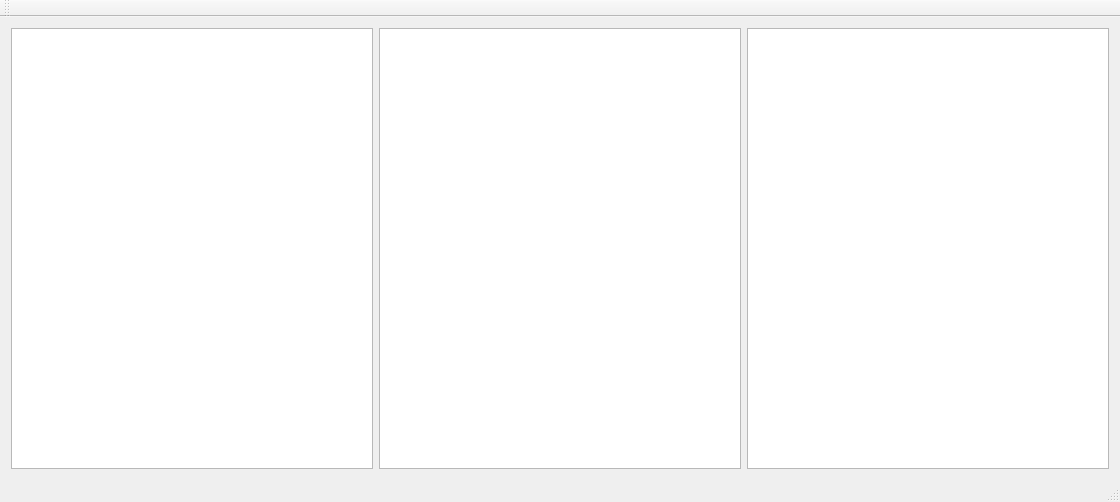
The window that FrameWorkCode/DiffView.ui (UDAAN-LEAP/leap-pe-tool) describes before a commit, drawn with Qt 5.
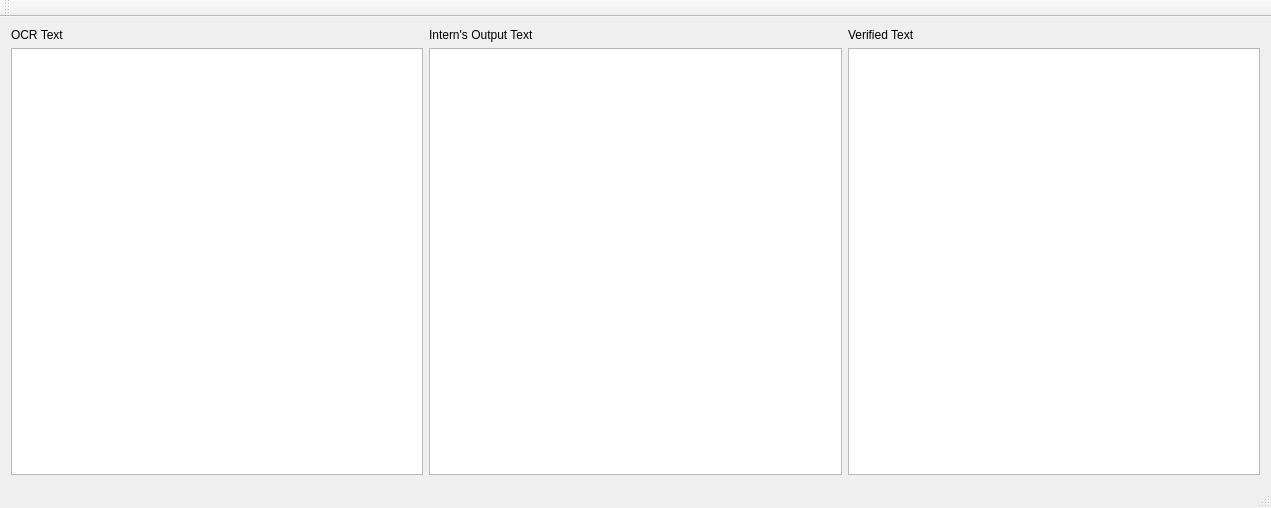
The same window after the commit.

What changed in the file:
```diff
--- a/FrameWorkCode/DiffView.ui
+++ b/FrameWorkCode/DiffView.ui
@@ -6,8 +6,8 @@
    <rect>
     <x>0</x>
     <y>0</y>
-    <width>1120</width>
-    <height>502</height>
+    <width>1271</width>
+    <height>508</height>
    </rect>
   </property>
   <property name="windowTitle">
@@ -16,13 +16,46 @@
   <widget class="QWidget" name="centralWidget">
    <layout class="QHBoxLayout" name="horizontalLayout">
     <item>
-     <widget class="QTextEdit" name="diff1"/>
+     <layout class="QVBoxLayout" name="verticalLayout">
+      <item>
+       <widget class="QLabel" name="label">
+        <property name="text">
+         <string>OCR Text</string>
+        </property>
+       </widget>
+      </item>
+      <item>
+       <widget class="QTextEdit" name="diff1"/>
+      </item>
+     </layout>
     </item>
     <item>
-     <widget class="QTextEdit" name="diff2"/>
+     <layout class="QVBoxLayout" name="verticalLayout_2">
+      <item>
+       <widget class="QLabel" name="label_2">
+        <property name="text">
+         <string>Intern's Output Text</string>
+        </property>
+       </widget>
+      </item>
+      <item>
+       <widget class="QTextEdit" name="diff2"/>
+      </item>
+     </layout>
     </item>
     <item>
-     <widget class="QTextEdit" name="diff3"/>
+     <layout class="QVBoxLayout" name="verticalLayout_3">
+      <item>
+       <widget class="QLabel" name="label_3">
+        <property name="text">
+         <string>Verified Text</string>
+        </property>
+       </widget>
+      </item>
+      <item>
+       <widget class="QTextEdit" name="diff3"/>
+      </item>
+     </layout>
     </item>
    </layout>
   </widget>
```
Left out of the diff: 2 changed lines with no effect on the pictures.
